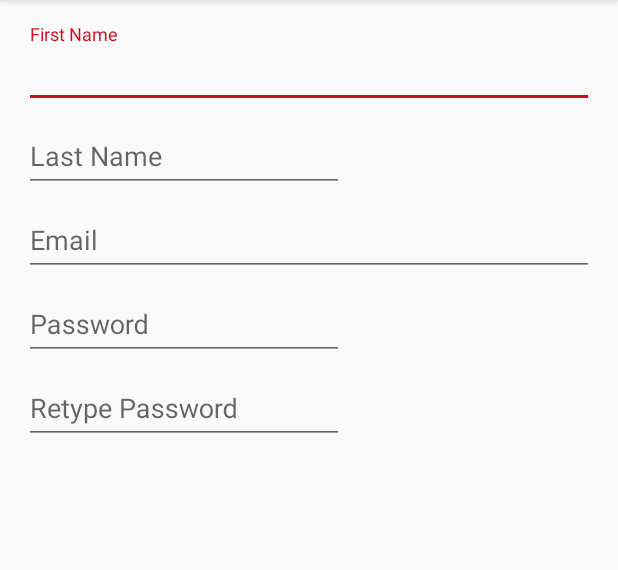
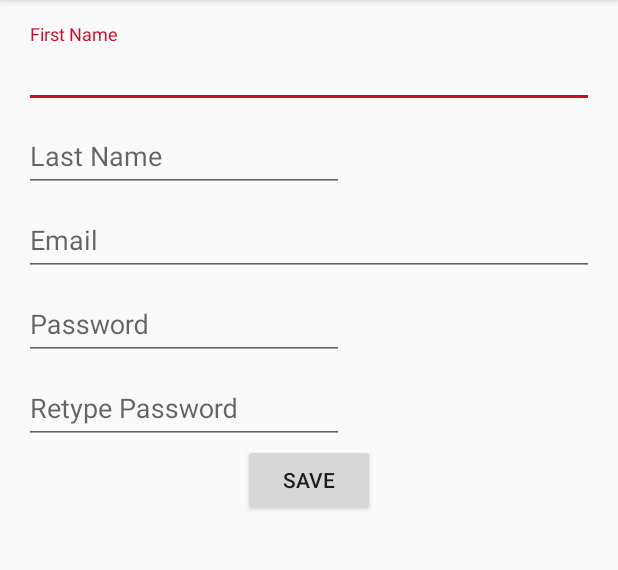
Before and after one commit to daiemna/androidTutorial, an Android app: the RegisterUserActivity screen opened directly, with no data from a screen before it, on a phone screen of 412 x 824 dp, the part 84-654 px from its top. Run offline under Robolectric (Android 15) with nearby library versions, the light colour scheme and no system bars.

Commit message:
User Registeration Complete

```diff
--- a/app/src/main/java/siaimaging/paysol/activities/LoginActivity.java
+++ b/app/src/main/java/siaimaging/paysol/activities/LoginActivity.java
@@ -31,6 +31,7 @@ import android.widget.EditText;
 import android.widget.TextView;
 
 import siaimaging.paysol.R;
+import siaimaging.paysol.utils.DataStorage;
 
 import java.util.ArrayList;
 import java.util.List;
@@ -73,6 +74,7 @@ public class LoginActivity extends AppCompatActivity implements LoaderCallbacks<
     protected void onCreate(Bundle savedInstanceState) {
         Log.i(className, "onCreate called!");
         super.onCreate(savedInstanceState);
+//        DataStorage.getInstance().setContext(this);
         setContentView(R.layout.activity_login);
         // Set up the login form.
         mEmailView = (AutoCompleteTextView) findViewById(R.id.email);
@@ -98,7 +100,7 @@ public class LoginActivity extends AppCompatActivity implements LoaderCallbacks<
             }
         });
 
-        Button registerButton = (Button) findViewById(R.id.registerButton);
+        Button registerButton = (Button) findViewById(R.id.register_button);
         registerButton.setOnClickListener(new OnClickListener() {
             @Override
             public void onClick(View v) {
--- a/app/src/main/java/siaimaging/paysol/activities/RegisterUserActivity.java
+++ b/app/src/main/java/siaimaging/paysol/activities/RegisterUserActivity.java
@@ -2,18 +2,92 @@ package siaimaging.paysol.activities;
 
 import android.support.v7.app.AppCompatActivity;
 import android.os.Bundle;
+import android.util.Log;
+import android.view.View;
+import android.view.View.OnClickListener;
 import android.widget.AutoCompleteTextView;
+import android.widget.Button;
+import android.widget.EditText;
+
+import java.io.OutputStream;
 
 import siaimaging.paysol.R;
+import siaimaging.paysol.domain.User;
+import siaimaging.paysol.utils.DataStorage;
 
-public class RegisterUserActivity extends AppCompatActivity {
+public class RegisterUserActivity extends AppCompatActivity{
 
+    EditText mFirstNameField;
+    EditText mLastNameField;
+    AutoCompleteTextView mEmailView;
+    EditText mPassowdField;
+    EditText mRePassowdField;
+    Button mRegisterButton;
+    private final String className = this.getClass().getSimpleName();
 
-    AutoCompleteTextView mEmailView;
     @Override
     protected void onCreate(Bundle savedInstanceState) {
+        Log.i(className, "onCreate()");
         super.onCreate(savedInstanceState);
         setContentView(R.layout.activity_register_user);
+        mFirstNameField = (EditText) findViewById(R.id.register_fist_name);
+        mLastNameField= (EditText) findViewById(R.id.register_last_name);
         mEmailView = (AutoCompleteTextView)findViewById(R.id.register_email);
+        mPassowdField = (EditText) findViewById(R.id.register_password);
+        mRePassowdField = (EditText) findViewById(R.id.register_password_again);
+        mRegisterButton = (Button)findViewById(R.id.register_user_button);
+        mRegisterButton.setOnClickListener(new OnClickListener() {
+        @Override
+            public void onClick(View v) {
+                if(verifyFormCorrectness()) {
+                    saveData();
+                    finish();
+                }
+                else{
+                    //TODO: show message!
+                }
+            }
+        });
+    }
+    private void saveData(){
+        Log.i(className, "saveData() called");
+        try {
+            DataStorage storage = DataStorage.getInstance();
+//            OutputStream personalDataFile = storage.createPrivateFile(DataStorage.PersonalDataStorageFile);
+            User user = new User(mFirstNameField.getText().toString(),
+                    mEmailView.getText().toString(),
+                    mPassowdField.getText().toString());
+            user.setLastName(mLastNameField.getText().toString());
+            storage.createUser(user);
+        }catch (Exception e){
+            Log.i(className, "Exception : " + e.getStackTrace());
+        }
+    }
+    private boolean verifyFormCorrectness() {
+        Log.i(className, "verifyFormCorrectness()");
+        mPassowdField.setError(null);
+        mRePassowdField.setError(null);
+        mEmailView.setError(null);
+        View focusView = null;
+        if(mPassowdField.getText().toString().isEmpty()){
+            mPassowdField.setError(getString(R.string.error_field_empty));
+            focusView = mPassowdField;
+        }else if( mRePassowdField.getText().toString().isEmpty()){
+            mRePassowdField.setError(getString(R.string.error_field_empty));
+            focusView = mRePassowdField;
+        }else if(!mPassowdField.getText().toString().equals(mRePassowdField.getText().toString())){
+            Log.i(className, mPassowdField.getText().toString() + " != " + mRePassowdField.getText().toString());
+            mPassowdField.setError(getString(R.string.error_password_fields_mismatch));
+            focusView = mPassowdField;
+        }else if(!mEmailView.getText().toString().contains("@")){
+            mEmailView.setError(getString(R.string.error_invalid_email));
+            focusView = mEmailView;
+        }
+        if(focusView != null) {
+            focusView.requestFocus();
+            return false;
+        }else{
+            return true;
+        }
     }
 }
--- a/app/src/main/java/siaimaging/paysol/activities/SplashActivity.java
+++ b/app/src/main/java/siaimaging/paysol/activities/SplashActivity.java
@@ -37,6 +37,7 @@ public class SplashActivity extends Activity {
             public void run() {
                 Log.i(className, "launching LoginActivity after " + splash_delay_ms + "ms");
                 //launching Login Activity after 2 seconds
+                finish();
                 launchLoginActivity();
             }
         }, 5000);
--- a/app/src/main/res/layout/activity_face_capture.xml
+++ b/app/src/main/res/layout/activity_face_capture.xml
@@ -14,7 +14,7 @@
         <Button
             android:layout_width="wrap_content"
             android:layout_height="wrap_content"
-            android:text="save"
+            android:text="continue"
             android:id="@+id/face_save_button"
             android:layout_gravity="center_horizontal|bottom"
             android:textColor="@color/colorPrimary"/>
--- a/app/src/main/res/layout/activity_login.xml
+++ b/app/src/main/res/layout/activity_login.xml
@@ -27,7 +27,7 @@
                 android:layout_gravity="center_horizontal">
 
                 <Button
-                    android:id="@+id/registerButton"
+                    android:id="@+id/register_button"
                     android:layout_width="wrap_content"
                     android:layout_height="wrap_content"
                     android:text="Register"
--- a/app/src/main/res/layout/activity_register_user.xml
+++ b/app/src/main/res/layout/activity_register_user.xml
@@ -1,7 +1,13 @@
 <?xml version="1.0" encoding="utf-8"?>
-<RelativeLayout xmlns:android="http://schemas.android.com/apk/res/android"
-    xmlns:tools="http://schemas.android.com/tools" android:layout_width="match_parent"
-    android:layout_height="match_parent" android:paddingLeft="@dimen/activity_horizontal_margin"
+<ScrollView
+    xmlns:android="http://schemas.android.com/apk/res/android"
+    xmlns:tools="http://schemas.android.com/tools"
+    android:layout_width="wrap_content"
+    android:layout_height="match_parent"
+    android:id="@+id/scrollView" >
+
+<RelativeLayout android:layout_width="match_parent"
+    android:layout_height="wrap_content" android:paddingLeft="@dimen/activity_horizontal_margin"
     android:paddingRight="@dimen/activity_horizontal_margin"
     android:paddingTop="@dimen/activity_vertical_margin"
     android:paddingBottom="@dimen/activity_vertical_margin"
@@ -11,8 +17,7 @@
         android:layout_width="match_parent"
         android:layout_height="wrap_content"
         android:id="@+id/fistNameTextLayout"
-        android:layout_alignParentRight="true"
-        android:layout_alignParentEnd="true" >
+        android:layout_alignParentRight="true">
         <EditText
             android:layout_width="match_parent"
             android:layout_height="wrap_content"
@@ -29,8 +34,8 @@
         android:layout_height="wrap_content"
         android:id="@+id/lastNameTextLayout"
         android:layout_below="@+id/fistNameTextLayout"
-        android:layout_alignParentRight="true"
-        android:layout_alignParentEnd="true">
+        android:layout_alignParentLeft="true"
+        android:layout_alignParentStart="true">
         <EditText
             android:layout_width="wrap_content"
             android:layout_height="wrap_content"
@@ -61,7 +66,7 @@
     </android.support.design.widget.TextInputLayout>
 
     <android.support.design.widget.TextInputLayout
-        android:layout_width="match_parent"
+        android:layout_width="fill_parent"
         android:layout_height="wrap_content"
         android:id="@+id/passwordTextLayout"
         android:layout_below="@+id/emailTextLayout"
@@ -84,6 +89,7 @@
         android:layout_below="@+id/passwordTextLayout"
         android:layout_alignParentRight="true"
         android:layout_alignParentEnd="true"
+        android:id="@+id/retypePasswordLayout"
         >
         <EditText
             android:layout_width="wrap_content"
@@ -95,4 +101,20 @@
             />
     </android.support.design.widget.TextInputLayout>
 
+    <FrameLayout
+        android:layout_width="fill_parent"
+        android:layout_height="wrap_content"
+        android:layout_below="@+id/retypePasswordLayout"
+        android:layout_alignParentRight="true"
+        android:layout_alignParentEnd="true">
+
+        <Button
+            android:layout_width="wrap_content"
+            android:layout_height="wrap_content"
+            android:text="Save"
+            android:id="@+id/register_user_button"
+            android:layout_gravity="center_horizontal|top" />
+    </FrameLayout>
+
 </RelativeLayout>
+</ScrollView>
--- a/app/src/main/res/values/strings.xml
+++ b/app/src/main/res/values/strings.xml
@@ -16,8 +16,9 @@
     <string name="permission_rationale">"Contacts permissions are needed for providing email
         completions."
     </string>
-
     <string name="title_activity_face_capture">Register</string>
     <string name="camera_button_text">Capture</string>
-
+    <!--<string name="string">String</string>-->
+    <string name="error_field_empty">This field should not be empty</string>
+    <string name="error_password_fields_mismatch">Password should match with Retyped Password</string>
 </resources>
```
Also changed, not shown: app/src/main/java/siaimaging/paysol/PaySolApplication.java (added, +23 -0 lines), app/src/main/java/siaimaging/paysol/activities/FaceCaptureActivity.java (+24 -3 lines), app/src/main/java/siaimaging/paysol/domain/User.java (added, +82 -0 lines), app/src/main/java/siaimaging/paysol/utils/DataStorage.java (added, +85 -0 lines).
